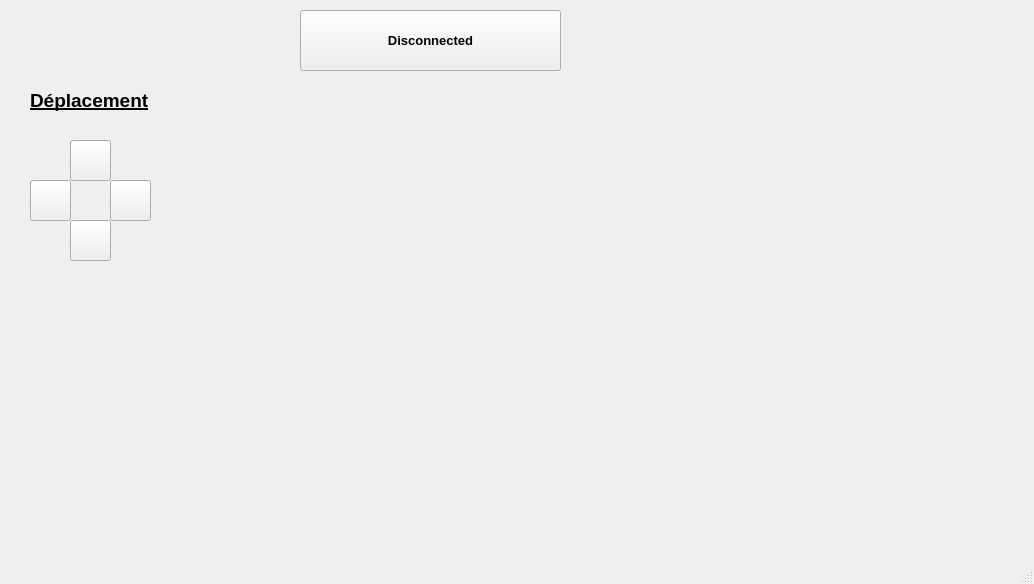
First picture: the form in Wifibot/mainwindow.ui, repository AnisMouniym/Wifibot, before the edit.
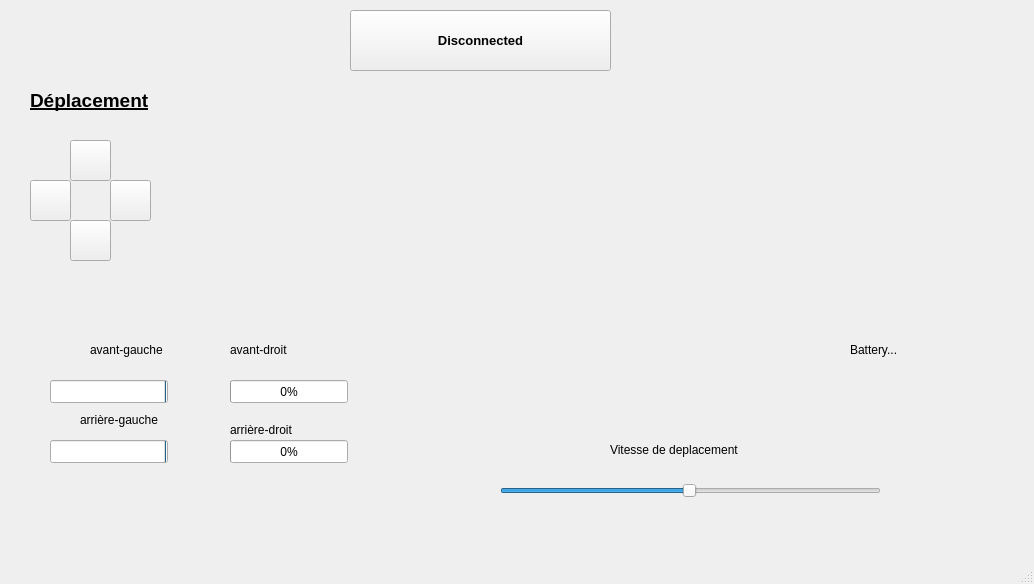
Second picture: the form after the edit. Icons and pictures are not drawn.

Commit message: speed and captor

```diff
--- a/Wifibot/mainwindow.ui
+++ b/Wifibot/mainwindow.ui
@@ -100,7 +100,7 @@
    <widget class="QPushButton" name="Connexion">
     <property name="geometry">
      <rect>
-      <x>300</x>
+      <x>350</x>
       <y>10</y>
       <width>261</width>
       <height>61</height>
@@ -142,6 +142,167 @@
      <string>Déplacement</string>
     </property>
    </widget>
+   <widget class="QProgressBar" name="sensorFL">
+    <property name="geometry">
+     <rect>
+      <x>50</x>
+      <y>380</y>
+      <width>118</width>
+      <height>23</height>
+     </rect>
+    </property>
+    <property name="layoutDirection">
+     <enum>Qt::RightToLeft</enum>
+    </property>
+    <property name="value">
+     <number>0</number>
+    </property>
+   </widget>
+   <widget class="QProgressBar" name="sensorBL">
+    <property name="geometry">
+     <rect>
+      <x>50</x>
+      <y>440</y>
+      <width>118</width>
+      <height>23</height>
+     </rect>
+    </property>
+    <property name="layoutDirection">
+     <enum>Qt::RightToLeft</enum>
+    </property>
+    <property name="value">
+     <number>0</number>
+    </property>
+   </widget>
+   <widget class="QProgressBar" name="sensorFR">
+    <property name="geometry">
+     <rect>
+      <x>230</x>
+      <y>380</y>
+      <width>118</width>
+      <height>23</height>
+     </rect>
+    </property>
+    <property name="layoutDirection">
+     <enum>Qt::LeftToRight</enum>
+    </property>
+    <property name="value">
+     <number>0</number>
+    </property>
+   </widget>
+   <widget class="QProgressBar" name="sensorBR">
+    <property name="geometry">
+     <rect>
+      <x>230</x>
+      <y>440</y>
+      <width>118</width>
+      <height>23</height>
+     </rect>
+    </property>
+    <property name="layoutDirection">
+     <enum>Qt::LeftToRight</enum>
+    </property>
+    <property name="value">
+     <number>0</number>
+    </property>
+   </widget>
+   <widget class="QLabel" name="label_2">
+    <property name="geometry">
+     <rect>
+      <x>230</x>
+      <y>340</y>
+      <width>101</width>
+      <height>20</height>
+     </rect>
+    </property>
+    <property name="text">
+     <string>avant-droit</string>
+    </property>
+   </widget>
+   <widget class="QLabel" name="label_3">
+    <property name="geometry">
+     <rect>
+      <x>90</x>
+      <y>340</y>
+      <width>101</width>
+      <height>20</height>
+     </rect>
+    </property>
+    <property name="text">
+     <string>avant-gauche</string>
+    </property>
+   </widget>
+   <widget class="QLabel" name="label_4">
+    <property name="geometry">
+     <rect>
+      <x>80</x>
+      <y>410</y>
+      <width>101</width>
+      <height>20</height>
+     </rect>
+    </property>
+    <property name="text">
+     <string>arrière-gauche</string>
+    </property>
+   </widget>
+   <widget class="QLabel" name="label_5">
+    <property name="geometry">
+     <rect>
+      <x>230</x>
+      <y>420</y>
+      <width>101</width>
+      <height>20</height>
+     </rect>
+    </property>
+    <property name="text">
+     <string>arrière-droit</string>
+    </property>
+   </widget>
+   <widget class="QLabel" name="battery">
+    <property name="geometry">
+     <rect>
+      <x>850</x>
+      <y>340</y>
+      <width>63</width>
+      <height>20</height>
+     </rect>
+    </property>
+    <property name="text">
+     <string>Battery...</string>
+    </property>
+   </widget>
+   <widget class="QSlider" name="horizontalSlider">
+    <property name="geometry">
+     <rect>
+      <x>500</x>
+      <y>480</y>
+      <width>381</width>
+      <height>22</height>
+     </rect>
+    </property>
+    <property name="maximum">
+     <number>255</number>
+    </property>
+    <property name="value">
+     <number>127</number>
+    </property>
+    <property name="orientation">
+     <enum>Qt::Horizontal</enum>
+    </property>
+   </widget>
+   <widget class="QLabel" name="speed">
+    <property name="geometry">
+     <rect>
+      <x>610</x>
+      <y>440</y>
+      <width>181</width>
+      <height>20</height>
+     </rect>
+    </property>
+    <property name="text">
+     <string>Vitesse de deplacement</string>
+    </property>
+   </widget>
   </widget>
   <widget class="QMenuBar" name="menubar">
    <property name="geometry">
```
The commit also changes 2 other files.
